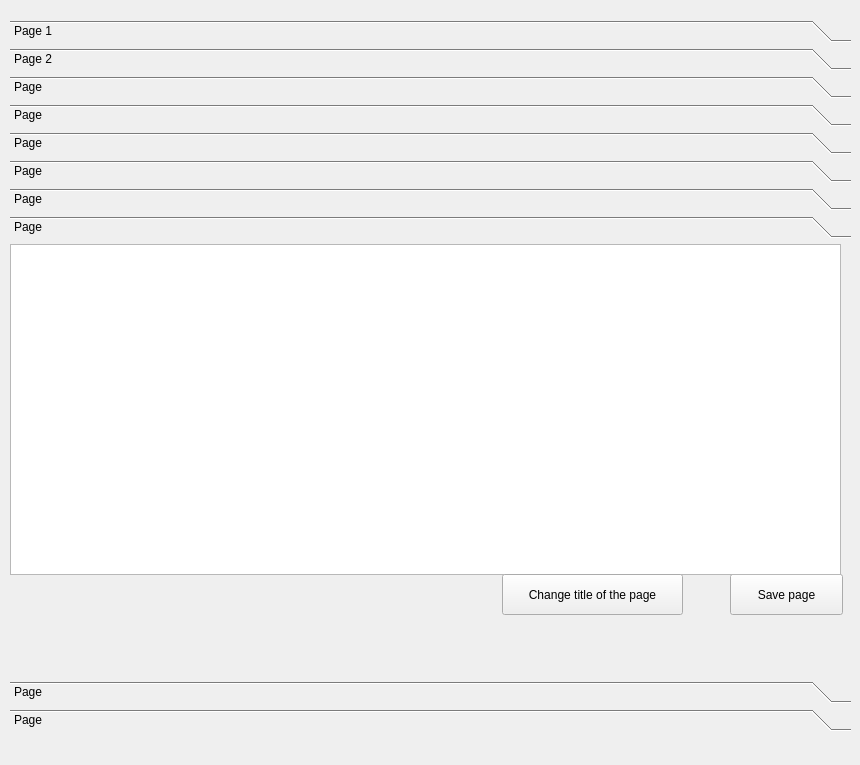
This is apps/text_notes/templates/text_notes.ui in Prrromanssss/YaNotes-GUI as Qt 5 draws it before an edit. The edited form follows.
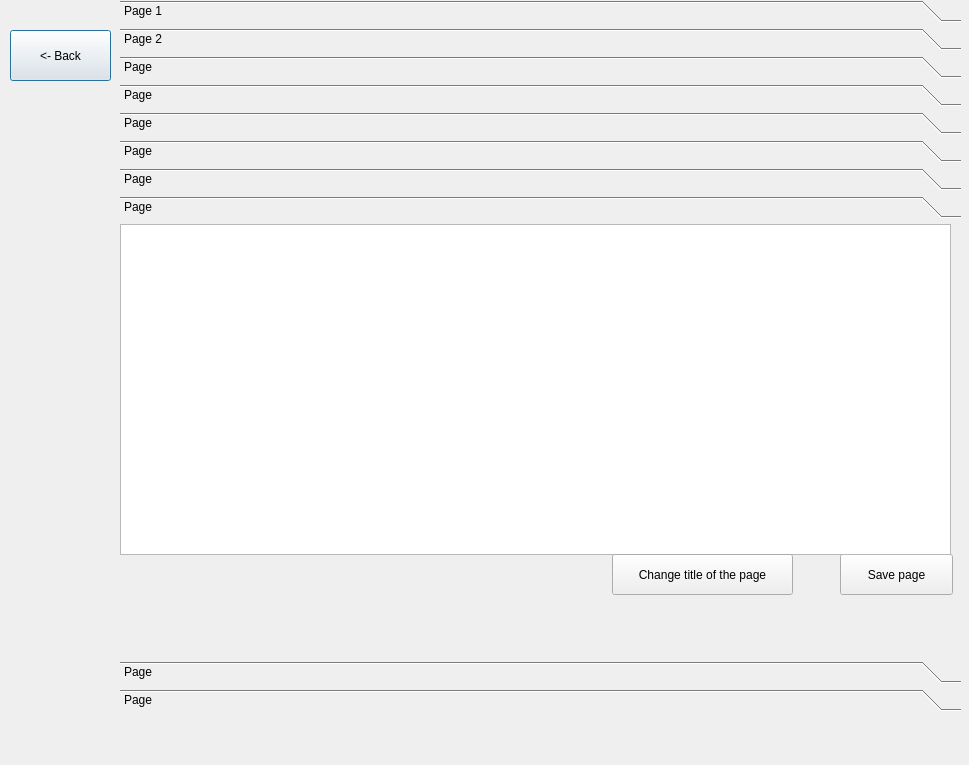
This is the edited form. The open tabs and pages were chosen to show the change.

Commit message: the text_notes app has done

What changed in the file:
```diff
--- a/apps/text_notes/templates/text_notes.ui
+++ b/apps/text_notes/templates/text_notes.ui
@@ -6,18 +6,31 @@
    <rect>
     <x>0</x>
     <y>0</y>
-    <width>860</width>
+    <width>969</width>
     <height>765</height>
    </rect>
   </property>
   <property name="windowTitle">
    <string>Dialog</string>
   </property>
-  <widget class="QToolBox" name="all_pages_tool_box">
+  <widget class="QPushButton" name="to_main_menu_button">
    <property name="geometry">
     <rect>
      <x>10</x>
-     <y>20</y>
+     <y>30</y>
+     <width>101</width>
+     <height>51</height>
+    </rect>
+   </property>
+   <property name="text">
+    <string>&lt;- Back</string>
+   </property>
+  </widget>
+  <widget class="QToolBox" name="all_pages_tool_box">
+   <property name="geometry">
+    <rect>
+     <x>120</x>
+     <y>0</y>
      <width>841</width>
      <height>711</height>
     </rect>
@@ -376,8 +389,8 @@
      <rect>
       <x>0</x>
       <y>0</y>
-      <width>98</width>
-      <height>28</height>
+      <width>841</width>
+      <height>371</height>
      </rect>
     </property>
     <attribute name="label">
```
Left out of the diff: 30 changed lines with no effect on the pictures. The commit also changes 17 other files.
